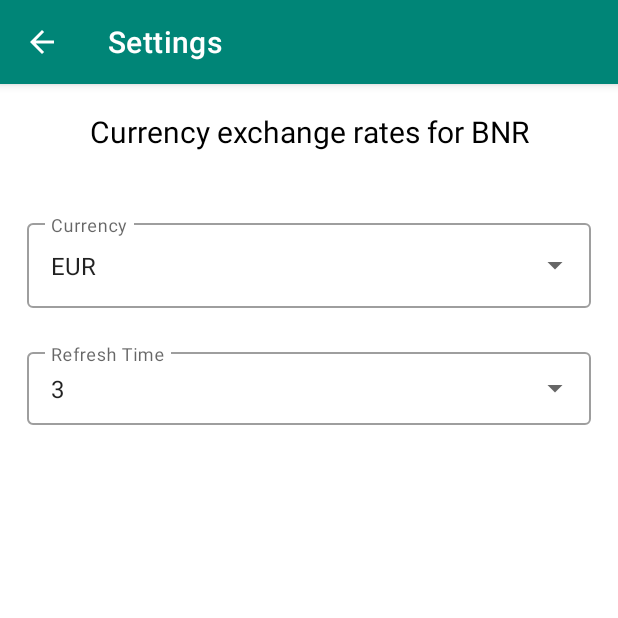
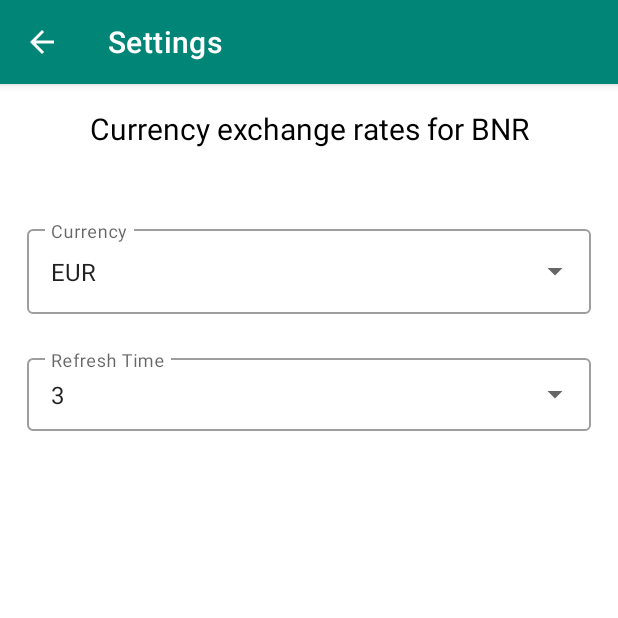
Before and after one commit to BiancaTud/ExchangeRateApp, an Android app: the SettingsFragment screen opened through its navigation route, on a phone screen of 412 x 824 dp, the top half of it. Run offline under Robolectric (Android 15) with nearby library versions, the phone set to English and light mode, and no system bars; libraries missing offline, so code that uses them is left out: com.mynameismidori.currencypicker; 11 statements that could not run were skipped.

Commit message:
comments and design tweaks

```diff
--- a/app/src/main/java/com/example/exchangerateapp/ui/history/HistoryViewModel.kt
+++ b/app/src/main/java/com/example/exchangerateapp/ui/history/HistoryViewModel.kt
@@ -65,12 +65,13 @@ class HistoryViewModel(private val repository: RatesRepository) : BaseViewModel(
 
     }
 
+
     private fun formatResponseToDataSet(
         response: HistoryRatesResponse,
         currency: String
     ): List<Pair<Date, Double>> {
         return response.rates.map { Pair(it.key, it.value[currency] ?: 1.0) }
-            .sortedWith(Comparator { rate: Pair<Date, Double>, rate2: Pair<Date, Double> ->
+            .sortedWith(Comparator { rate: Pair<Date, Double>, rate2: Pair<Date, Double> -> // sort by date
                 comparatorDates(
                     rate,
                     rate2
--- a/app/src/main/java/com/example/exchangerateapp/ui/home/HomeFragment.kt
+++ b/app/src/main/java/com/example/exchangerateapp/ui/home/HomeFragment.kt
@@ -59,7 +59,7 @@ class HomeFragment : BaseFragment() {
 
     override fun onStop() {
         super.onStop()
-        viewModel.stopPooling()
+        viewModel.stopPolling() // do not refresh rates while screen not visible
     }
 
     private fun refreshExchangeRates() {
@@ -97,7 +97,6 @@ class HomeFragment : BaseFragment() {
         ratesRecyclerView.layoutManager = layoutManager
         ratesRecyclerView.adapter = RatesAdapter()
 
-
         context?.let {
             swipeRefreshLayout.setColorSchemeColors(
                 ContextCompat.getColor(
@@ -107,7 +106,7 @@ class HomeFragment : BaseFragment() {
             )
         }
         swipeRefreshLayout.setOnRefreshListener {
-            viewModel.stopPooling()
+            viewModel.stopPolling()
             refreshExchangeRates()
         }
     }
--- a/app/src/main/java/com/example/exchangerateapp/ui/home/HomeViewModel.kt
+++ b/app/src/main/java/com/example/exchangerateapp/ui/home/HomeViewModel.kt
@@ -35,9 +35,9 @@ class HomeViewModel(private val repository: RatesRepository) : BaseViewModel() {
             pollingDisposable =
                 repository.getExchangeRates(currentCurrency).subscribeOn(Schedulers.io()).observeOn(
                     AndroidSchedulers.mainThread()
-                ).repeatWhen { observable -> observable.delay(refreshValue, TimeUnit.SECONDS) }
+                ).repeatWhen { observable -> observable.delay(refreshValue, TimeUnit.SECONDS) } // refresh rates from server every "refreshValue" seconds
                     .subscribe({ response ->
-                        _ratesList.postValue(response.rates.map { Rate(it.key, it.value) })
+                        _ratesList.postValue(response.rates.map { Rate(it.key, it.value) }) //format response received from server
                         _timestamp.postValue(getCurrentTimestamp())
                         DebugResponseLogger.log("getExchangeRatesFor", response.toString())
                     },
@@ -51,7 +51,7 @@ class HomeViewModel(private val repository: RatesRepository) : BaseViewModel() {
     }
 
 
-    fun stopPooling() {
+    fun stopPolling() {
         pollingDisposable?.let { disposable ->
             disposable.dispose()
             unregisterDisposable(disposable)
--- a/app/src/main/java/com/example/exchangerateapp/ui/settings/SettingsFragment.kt
+++ b/app/src/main/java/com/example/exchangerateapp/ui/settings/SettingsFragment.kt
@@ -57,14 +57,9 @@ class SettingsFragment : BaseFragment() {
                 MainViewModel.refreshValuesList
             )
 
-            refreshExposedDropdown.setAdapter(adapter)
-            refreshExposedDropdown.setText(sharedViewModel.currentRefreshValue.toString(), false)
-            refreshExposedDropdown.setOnItemClickListener { _, _, position, _ ->
-                if (position < MainViewModel.refreshValuesList.size) {
-                    sharedViewModel.currentRefreshValue = MainViewModel.refreshValuesList[position]
-                }
-            }
+            setRefreshValueSpinner(adapter)
 
+            //the list of rates received from the server misses base currency
             if (!sharedViewModel.currenciesList.contains(sharedViewModel.currentCurrency)) {
                 sharedViewModel.currenciesList.add(sharedViewModel.currentCurrency)
             }
@@ -75,12 +70,26 @@ class SettingsFragment : BaseFragment() {
                 sharedViewModel.currenciesList
             )
 
-            currencyExposedDropdown.setAdapter(adapterCurrencies)
-            currencyExposedDropdown.setText(sharedViewModel.currentCurrency, false)
-            currencyExposedDropdown.setOnItemClickListener { _, _, position, _ ->
-                if (position < sharedViewModel.currenciesList.size) {
-                    sharedViewModel.currentCurrency = sharedViewModel.currenciesList[position]
-                }
+            setCurrencySpinner(adapterCurrencies)
+        }
+    }
+
+    private fun setRefreshValueSpinner(adapter: ArrayAdapter<Long>) {
+        refreshExposedDropdown.setAdapter(adapter)
+        refreshExposedDropdown.setText(sharedViewModel.currentRefreshValue.toString(), false)
+        refreshExposedDropdown.setOnItemClickListener { _, _, position, _ ->
+            if (position < MainViewModel.refreshValuesList.size) {
+                sharedViewModel.currentRefreshValue = MainViewModel.refreshValuesList[position]
+            }
+        }
+    }
+
+    private fun setCurrencySpinner(adapter: ArrayAdapter<String>) {
+        currencyExposedDropdown.setAdapter(adapter)
+        currencyExposedDropdown.setText(sharedViewModel.currentCurrency, false)
+        currencyExposedDropdown.setOnItemClickListener { _, _, position, _ ->
+            if (position < sharedViewModel.currenciesList.size) {
+                sharedViewModel.currentCurrency = sharedViewModel.currenciesList[position]
             }
         }
     }
--- a/app/src/main/res/layout/activity_main.xml
+++ b/app/src/main/res/layout/activity_main.xml
@@ -1,7 +1,6 @@
 <?xml version="1.0" encoding="utf-8"?>
 <androidx.constraintlayout.widget.ConstraintLayout xmlns:android="http://schemas.android.com/apk/res/android"
     xmlns:app="http://schemas.android.com/apk/res-auto"
-    xmlns:tools="http://schemas.android.com/tools"
     android:id="@+id/container_main"
     android:layout_width="match_parent"
     android:layout_height="match_parent">
@@ -11,13 +10,11 @@
         android:name="androidx.navigation.fragment.NavHostFragment"
         android:layout_width="0dp"
         android:layout_height="0dp"
+        app:defaultNavHost="true"
+        app:layout_constraintBottom_toBottomOf="parent"
         app:layout_constraintLeft_toLeftOf="parent"
         app:layout_constraintRight_toRightOf="parent"
         app:layout_constraintTop_toTopOf="parent"
-        app:layout_constraintBottom_toBottomOf="parent"
-        app:defaultNavHost="true"
         app:navGraph="@navigation/nav_graph" />
 
-
-
 </androidx.constraintlayout.widget.ConstraintLayout>
--- a/app/src/main/res/layout/fragment_settings.xml
+++ b/app/src/main/res/layout/fragment_settings.xml
@@ -1,9 +1,9 @@
 <?xml version="1.0" encoding="utf-8"?>
 <androidx.constraintlayout.widget.ConstraintLayout xmlns:android="http://schemas.android.com/apk/res/android"
+    xmlns:app="http://schemas.android.com/apk/res-auto"
     xmlns:tools="http://schemas.android.com/tools"
     android:layout_width="match_parent"
     android:layout_height="match_parent"
-    xmlns:app="http://schemas.android.com/apk/res-auto"
     tools:context=".ui.home.HomeFragment">
 
 
@@ -11,51 +11,53 @@
         android:id="@+id/textView1"
         android:layout_width="0dp"
         android:layout_height="wrap_content"
-        android:layout_marginTop="18dp"
+        android:layout_marginTop="@dimen/default_double_padding"
+        android:gravity="center"
+        android:text="@string/home_fragment_title"
         android:textColor="@android:color/black"
-        android:textSize="20sp"
-        android:gravity="center"
+        android:textSize="@dimen/currency_text_size"
         app:layout_constraintEnd_toEndOf="@id/guidelineRight"
         app:layout_constraintStart_toStartOf="@+id/guidelineLeft"
-        app:layout_constraintTop_toTopOf="parent"
-        android:text="@string/home_fragment_title" />
+        app:layout_constraintTop_toTopOf="parent" />
 
     <com.google.android.material.textfield.TextInputLayout
         android:id="@+id/currencySelector"
+        style="@style/Widget.MaterialComponents.TextInputLayout.OutlinedBox.ExposedDropdownMenu"
         android:layout_width="0dp"
         android:layout_height="wrap_content"
-       android:layout_marginTop="42dp"
+        android:layout_marginTop="@dimen/chart_margin_top"
+        android:hint="@string/currency"
         app:layout_constraintEnd_toEndOf="@id/guidelineRight"
         app:layout_constraintStart_toStartOf="@+id/guidelineLeft"
-       app:layout_constraintTop_toBottomOf="@id/textView1"
-       android:hint="@string/currency"
-       style="@style/Widget.MaterialComponents.TextInputLayout.OutlinedBox.ExposedDropdownMenu">
+        app:layout_constraintTop_toBottomOf="@id/textView1">
+
         <AutoCompleteTextView
             android:id="@+id/currencyExposedDropdown"
             android:layout_width="match_parent"
             android:layout_height="wrap_content"
-           android:focusable="false"
-           android:cursorVisible="false"/>
+            android:cursorVisible="false"
+            android:focusable="false" />
 
     </com.google.android.material.textfield.TextInputLayout>
 
 
     <com.google.android.material.textfield.TextInputLayout
         android:id="@+id/refreshTimeSelector"
+        style="@style/Widget.MaterialComponents.TextInputLayout.OutlinedBox.Dense.ExposedDropdownMenu"
         android:layout_width="0dp"
         android:layout_height="wrap_content"
-        android:layout_marginTop="24dp"
+        android:layout_marginTop="@dimen/margin_top_views"
         app:layout_constraintEnd_toEndOf="@id/guidelineRight"
         app:layout_constraintStart_toStartOf="@+id/guidelineLeft"
-        app:layout_constraintTop_toBottomOf="@id/currencySelector"
-        style="@style/Widget.MaterialComponents.TextInputLayout.OutlinedBox.Dense.ExposedDropdownMenu">
+        app:layout_constraintTop_toBottomOf="@id/currencySelector">
+
         <AutoCompleteTextView
             android:id="@+id/refreshExposedDropdown"
             android:layout_width="match_parent"
-            android:hint="@string/refresh_time"
             android:layout_height="wrap_content"
+            android:cursorVisible="false"
             android:focusable="false"
-            android:cursorVisible="false"/>
+            android:hint="@string/refresh_time" />
 
     </com.google.android.material.textfield.TextInputLayout>
 
@@ -72,6 +74,6 @@
         android:layout_width="wrap_content"
         android:layout_height="wrap_content"
         android:orientation="vertical"
-        app:layout_constraintGuide_end="@dimen/margin_side"  />
+        app:layout_constraintGuide_end="@dimen/margin_side" />
 
 </androidx.constraintlayout.widget.ConstraintLayout>
--- a/app/src/main/res/layout/item_spinner.xml
+++ b/app/src/main/res/layout/item_spinner.xml
@@ -2,7 +2,7 @@
 <TextView xmlns:android="http://schemas.android.com/apk/res/android"
     android:layout_width="match_parent"
     android:layout_height="wrap_content"
-    android:padding="16dp"
+    android:padding="@dimen/default_double_padding"
     android:ellipsize="end"
     android:maxLines="1"
     android:textColor="@android:color/black"
--- a/app/src/main/res/values/dimens.xml
+++ b/app/src/main/res/values/dimens.xml
@@ -2,4 +2,14 @@
 <resources>
     <dimen name="margin_side">18dp</dimen>
     <dimen name="default_padding">8dp</dimen>
+    <dimen name="default_double_padding">16dp</dimen>
+    <dimen name="margin_top_views">24dp</dimen>
+    <dimen name="currency_flag_size">42dp</dimen>
+    <dimen name="chart_width_size">280dp</dimen>
+    <dimen name="chart_height_size">200dp</dimen>
+    <dimen name="chart_margin_top">48dp</dimen>
+
+    <dimen name="currency_text_size">20sp</dimen>
+    <dimen name="default_double_text_size">16sp</dimen>
+    <dimen name="min_text_size">12sp</dimen>
 </resources>
```
Also changed, not shown: app/src/main/java/com/example/exchangerateapp/ui/BaseFragment.kt (+3 -6 lines), app/src/main/java/com/example/exchangerateapp/ui/history/HistoryFragment.kt (+9 -3 lines), app/src/main/res/layout/fragment_history.xml (+30 -24 lines), app/src/main/res/layout/fragment_home.xml (+4 -4 lines), app/src/main/res/layout/item_rate_view.xml (+10 -10 lines). Lines whose indentation alone changed are shown as unchanged.
